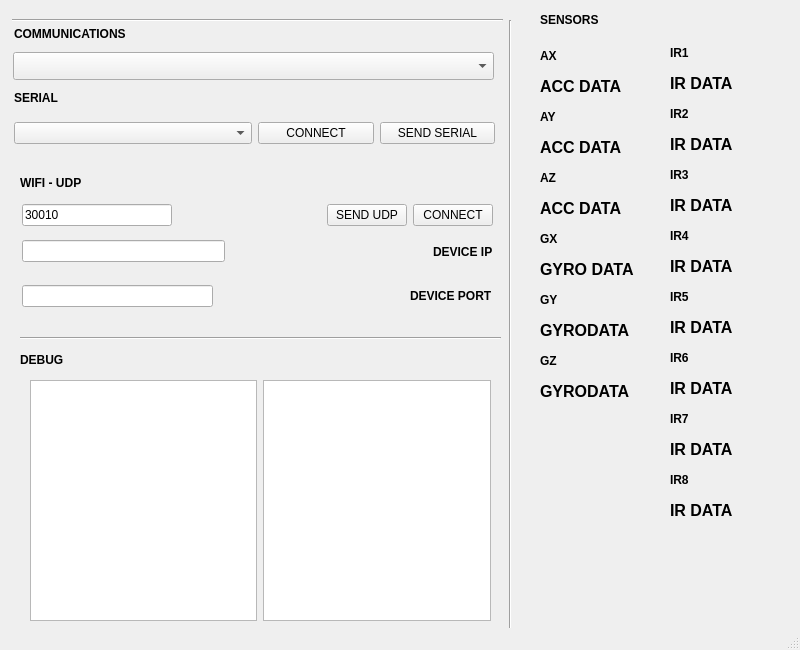
This is mainwindow.ui in BuffaGonzalo/MCC25-Software as Qt 5 draws it before an edit. The edited form follows.
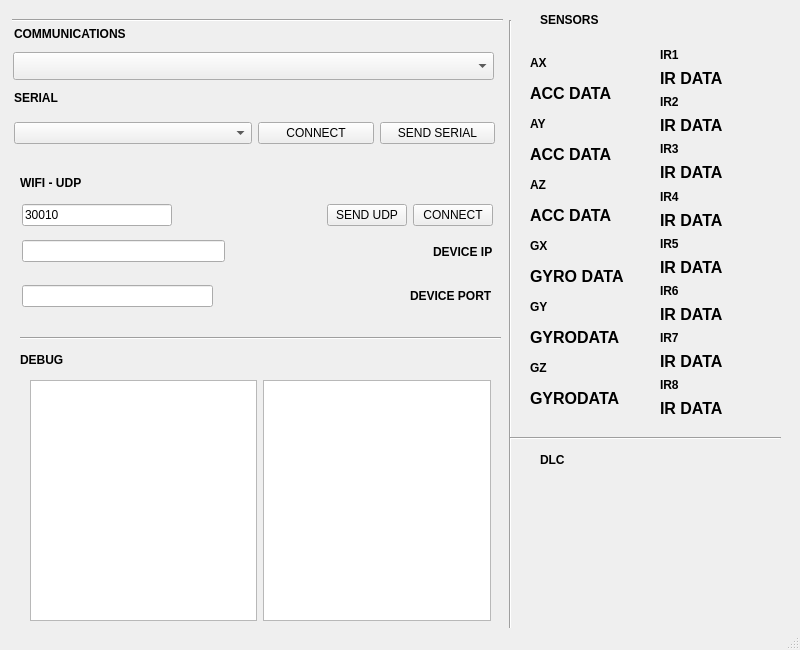
This is the edited form. Icons and pictures are not drawn.

Commit message: feat(comunicacion): Enviar nueva data   - Se permite al usuario modificar los parametros del PID como el     kp,ki,kd   - Se permite al usuario modificar la velocidad de trabajo maxima del PID

What changed in the file:
```diff
--- a/mainwindow.ui
+++ b/mainwindow.ui
@@ -224,8 +224,8 @@
    <widget class="QWidget" name="layoutWidget">
     <property name="geometry">
      <rect>
-      <x>540</x>
-      <y>43</y>
+      <x>530</x>
+      <y>50</y>
       <width>115</width>
       <height>361</height>
      </rect>
@@ -386,10 +386,10 @@
    <widget class="QWidget" name="layoutWidget">
     <property name="geometry">
      <rect>
-      <x>670</x>
-      <y>40</y>
+      <x>660</x>
+      <y>47</y>
       <width>91</width>
-      <height>483</height>
+      <height>371</height>
      </rect>
     </property>
     <layout class="QVBoxLayout" name="verticalLayout_2">
@@ -731,6 +731,37 @@
      </item>
     </layout>
    </widget>
+   <widget class="Line" name="line_2">
+    <property name="geometry">
+     <rect>
+      <x>510</x>
+      <y>430</y>
+      <width>271</width>
+      <height>16</height>
+     </rect>
+    </property>
+    <property name="orientation">
+     <enum>Qt::Orientation::Horizontal</enum>
+    </property>
+   </widget>
+   <widget class="QLabel" name="label_sensors_2">
+    <property name="geometry">
+     <rect>
+      <x>540</x>
+      <y>450</y>
+      <width>65</width>
+      <height>20</height>
+     </rect>
+    </property>
+    <property name="font">
+     <font>
+      <bold>true</bold>
+     </font>
+    </property>
+    <property name="text">
+     <string>DLC</string>
+    </property>
+   </widget>
   </widget>
   <widget class="QStatusBar" name="statusBar"/>
   <action name="actionQUIT">
```
The commit also changes 2 other files.
